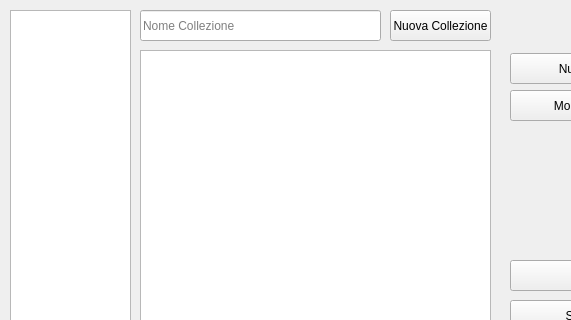
Above: mainwindow.ui from RiccardoFagiuoli/NoteLab before the change; both pictures show x 0 to 571 and y 0 to 320 of the 1055 by 612 pixel window. Below: the same form after it.
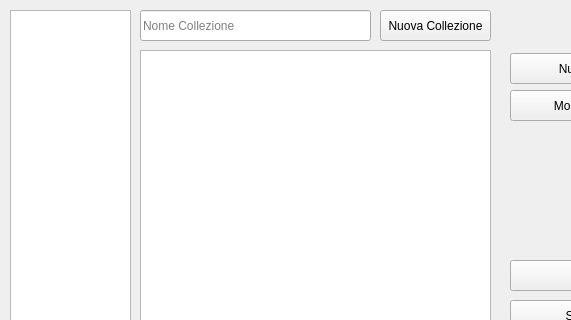
That is the form after the change.

Commit message: working, risolto problema cancellazione nota

Diff of the .ui file:
```diff
--- a/mainwindow.ui
+++ b/mainwindow.ui
@@ -30,9 +30,9 @@
      <widget class="QPushButton" name="btnAddColl">
       <property name="geometry">
        <rect>
-        <x>390</x>
+        <x>380</x>
         <y>10</y>
-        <width>101</width>
+        <width>111</width>
         <height>31</height>
        </rect>
       </property>
@@ -81,7 +81,7 @@
        <rect>
         <x>140</x>
         <y>10</y>
-        <width>241</width>
+        <width>231</width>
         <height>31</height>
        </rect>
       </property>
```
